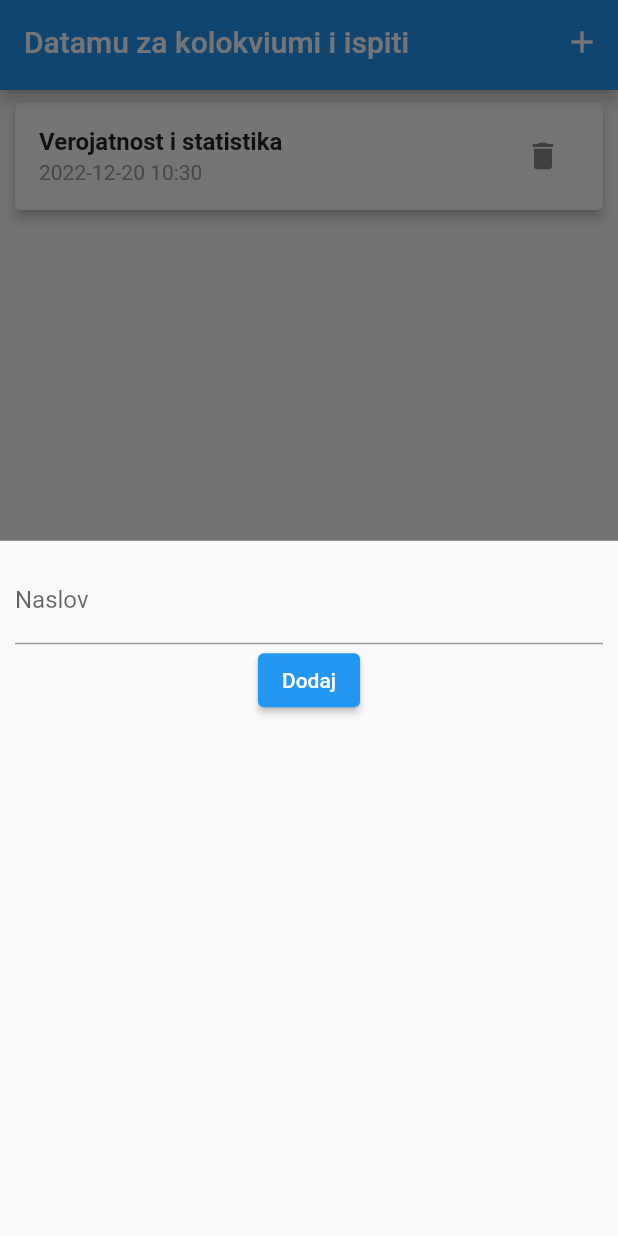
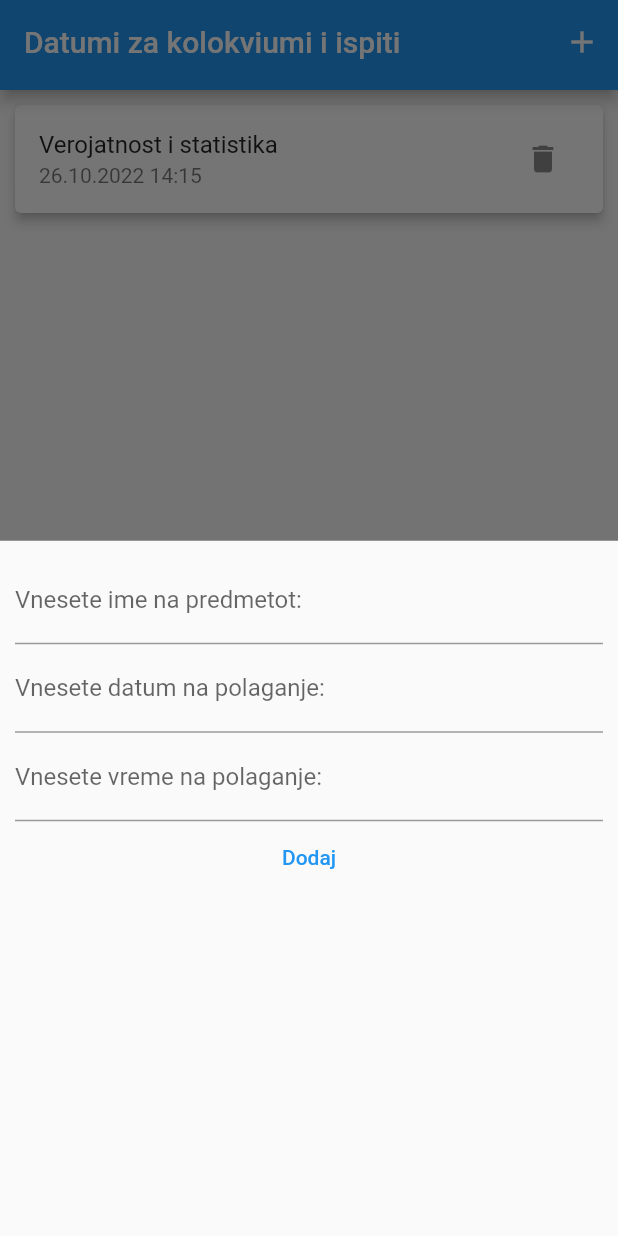
Before and after one commit to jordanovvvv/MIS_Lab3, a Flutter app: the screen it shows after launch, after a tap on the "delete" icon, after a tap on the "add" icon, on a phone screen of 412 x 824 dp. Run offline on Flutter 3.47's test engine with Material 2 defaults, Android fonts, the phone set to English and light mode, and no system bars; our stand-ins replace nanoid.

Commit message:
Second commit

```diff
--- a/lib/main.dart
+++ b/lib/main.dart
@@ -37,8 +37,8 @@ class MyHomePage extends StatefulWidget {
 class _MyHomePageState extends State<MyHomePage> {
 
   List<ListItem> _userItems = [
-    ListItem(id: "T1", naslov: "Algoritmi i podatocni strukturi"),
-    ListItem(id: "T2", naslov: "Verojatnost i statistika"),
+    ListItem(id: "T1", naslov: "Algoritmi i podatocni strukturi", datum: "25.10.2022", vreme: "14:15"),
+    ListItem(id: "T2", naslov: "Verojatnost i statistika", datum: "26.10.2022", vreme: "14:15"),
   ];
 
   void _addItemFunction(BuildContext ct) {
@@ -72,12 +72,12 @@ class _MyHomePageState extends State<MyHomePage> {
           return Card(
             elevation: 3,
             margin: EdgeInsets.symmetric(
-              vertical: 8,
+              vertical: 10,
               horizontal: 10,
             ),
             child: ListTile(
-              title: Text(_userItems[index].naslov, style: TextStyle(fontWeight: FontWeight.bold),),
-              subtitle: Text(DateTime.now().toString().substring(0, 16), style: TextStyle(color: Colors.grey),),
+              title: Text(_userItems[index].naslov),
+              subtitle: Text(_userItems[index].datum + " " + _userItems[index].vreme),
               trailing: IconButton(
                 icon: Icon(Icons.delete),
                 onPressed: () => _deleteItem(_userItems[index].id),
@@ -94,7 +94,7 @@ class _MyHomePageState extends State<MyHomePage> {
     return AppBar(
       // The title text which will be shown on the action bar
 
-        title: Text("Datamu za kolokviumi i ispiti"),
+        title: Text("Datumi za kolokviumi i ispiti"),
 
         actions: <Widget>[
           IconButton(
@@ -107,6 +107,7 @@ class _MyHomePageState extends State<MyHomePage> {
   @override
   Widget build(BuildContext context) {
     return Scaffold(
+      resizeToAvoidBottomInset: false,
       appBar: PreferredSize(
         preferredSize: const Size.fromHeight(60),
         child: _createAppBar()
--- a/lib/model/list_item.dart
+++ b/lib/model/list_item.dart
@@ -3,10 +3,13 @@ import 'package:flutter/foundation.dart';
 class ListItem {
   final String id;
   final String naslov;
+  final String datum;
+  final String vreme;
 
   ListItem({
     required this.id,
     required this.naslov,
-
+    required this.datum,
+    required this.vreme
   });
 }
--- a/lib/widgets/adaptive_flat_button.dart
+++ b/lib/widgets/adaptive_flat_button.dart
@@ -15,7 +15,7 @@ class AdaptiveFlatButton extends StatelessWidget {
       child: Text(text),
       onPressed: handler,
     )
-        : ElevatedButton(
+        : TextButton(
       child: Text(text),
       onPressed: handler,
     );
--- a/lib/widgets/nov_element.dart
+++ b/lib/widgets/nov_element.dart
@@ -2,8 +2,9 @@ import 'package:flutter/material.dart';
 import 'package:nanoid/nanoid.dart';
 
 
-import 'package:lab3_mis/Model/list_item.dart';
 
+
+import '../model/list_item.dart';
 import 'adaptive_flat_button.dart';
 
 class NovElement extends StatefulWidget {
@@ -16,20 +17,26 @@ class NovElement extends StatefulWidget {
 
 class _NovElementState extends State<NovElement> {
   final _naslovController = TextEditingController();
+  final _datumController = TextEditingController();
+  final _vremeController = TextEditingController();
+
   late String naslov;
-  late String data_vreme;
+  late String datum;
+  late String vreme;
 
   void _submitData(){
     if (_naslovController.text.isEmpty) {
       return;
     }
     final vnesenNaslov = _naslovController.text;
+    final vnesenDatum = _datumController.text;
+    final vnesenoVreme = _vremeController.text;
 
-    if (vnesenNaslov.isEmpty) {
+    if (vnesenNaslov.isEmpty || vnesenDatum .isEmpty || vnesenoVreme.isEmpty) {
       return;
     }
 
-    final newItem = ListItem(id: nanoid(5), naslov: vnesenNaslov);
+    final newItem = ListItem(id: nanoid(5), naslov: vnesenNaslov, datum: vnesenDatum, vreme: vnesenoVreme);
     widget.addItem(newItem);
     Navigator.of(context).pop();
   }
@@ -38,12 +45,24 @@ class _NovElementState extends State<NovElement> {
   @override
   Widget build(BuildContext context) {
     return Container(
+
         padding: EdgeInsets.all(10),
         child: Column(
           children: [
             TextField(
               controller: _naslovController,
-              decoration: InputDecoration(labelText: "Naslov"),
+              decoration: InputDecoration(labelText: "Vnesete ime na predmetot:"),
+              onSubmitted: (_) => _submitData(),
+
+            ),
+            TextField(
+              controller: _datumController,
+              decoration: InputDecoration(labelText: "Vnesete datum na polaganje:"),
+              onSubmitted: (_) => _submitData(),
+            ),
+            TextField(
+              controller: _vremeController,
+              decoration: InputDecoration(labelText: "Vnesete vreme na polaganje:"),
               onSubmitted: (_) => _submitData(),
             ),
             AdaptiveFlatButton("Dodaj", _submitData)
```
